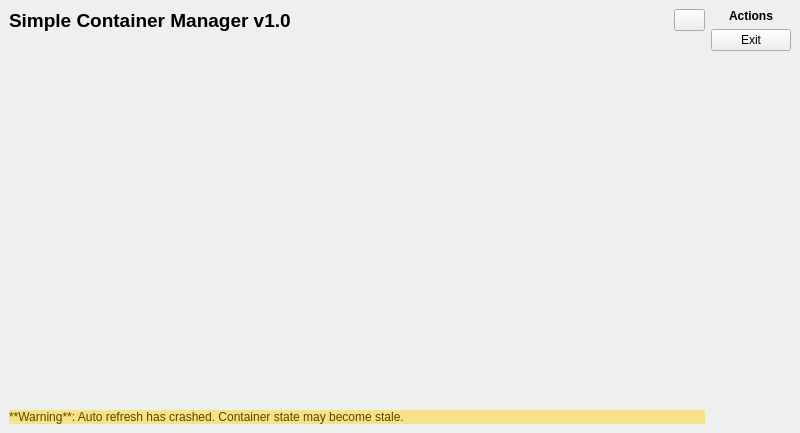
First picture: the form in mainwindow.ui, repository eduardosaraujo1/simple-container-manager, before the edit.
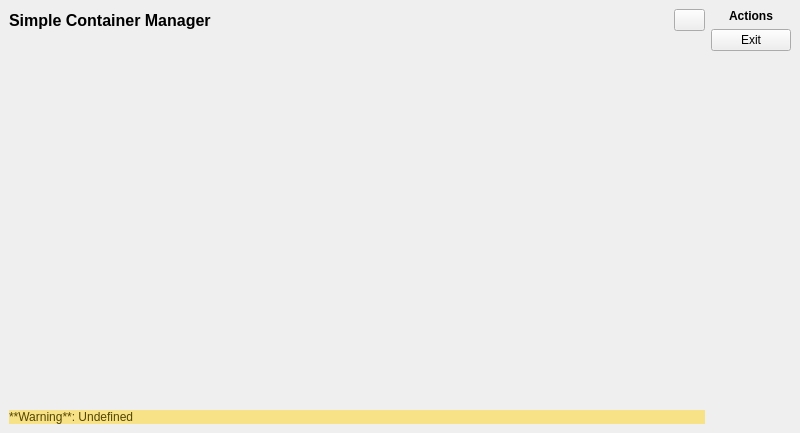
Second picture: the form after the edit. Icons and pictures are not drawn. Custom widgets are drawn as their Qt base class.

Commit message: feat: main window implemented

The edit to the form file:
```diff
--- a/mainwindow.ui
+++ b/mainwindow.ui
@@ -60,12 +60,12 @@
            </property>
            <property name="font">
             <font>
-             <pointsize>14</pointsize>
+             <pointsize>12</pointsize>
              <bold>true</bold>
             </font>
            </property>
            <property name="text">
-            <string>Simple Container Manager v1.0</string>
+            <string>Simple Container Manager </string>
            </property>
           </widget>
          </item>
@@ -133,7 +133,7 @@
            <x>0</x>
            <y>0</y>
            <width>687</width>
-           <height>332</height>
+           <height>336</height>
           </rect>
          </property>
          <layout class="QVBoxLayout" name="scrollAreaLayout">
@@ -169,7 +169,7 @@
 color: #534600;</string>
         </property>
         <property name="text">
-         <string>**Warning**: Auto refresh has crashed. Container state may become stale.</string>
+         <string>**Warning**: Undefined</string>
         </property>
         <property name="textFormat">
          <enum>Qt::TextFormat::MarkdownText</enum>
```
The commit also changes 3 other files.
